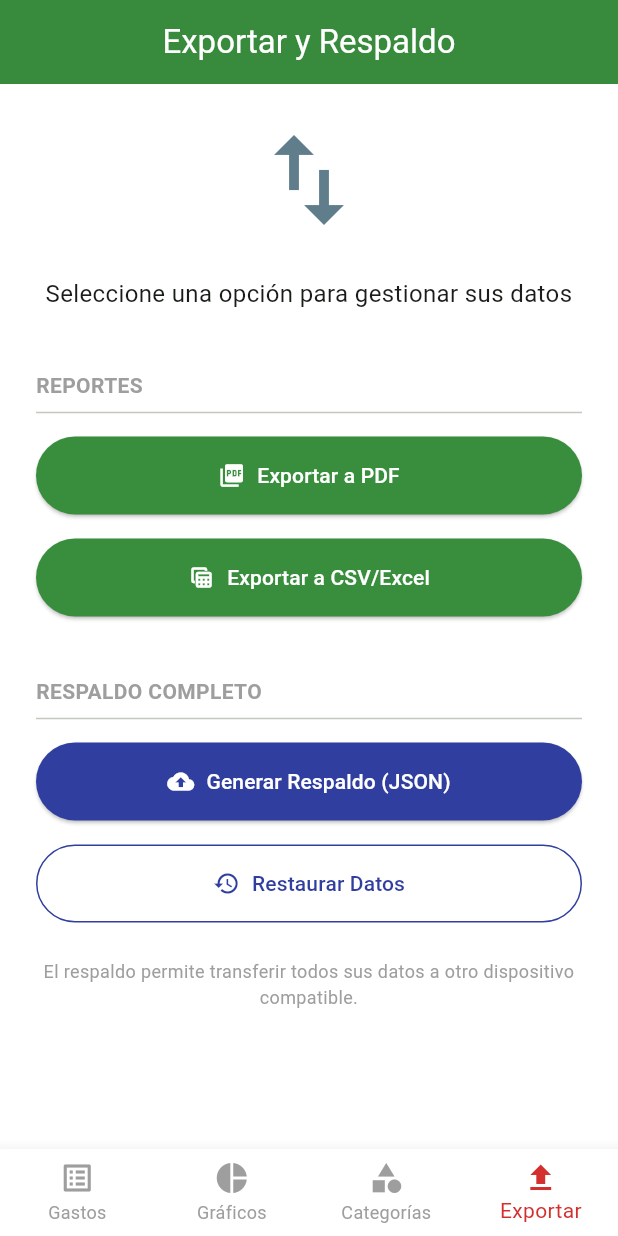
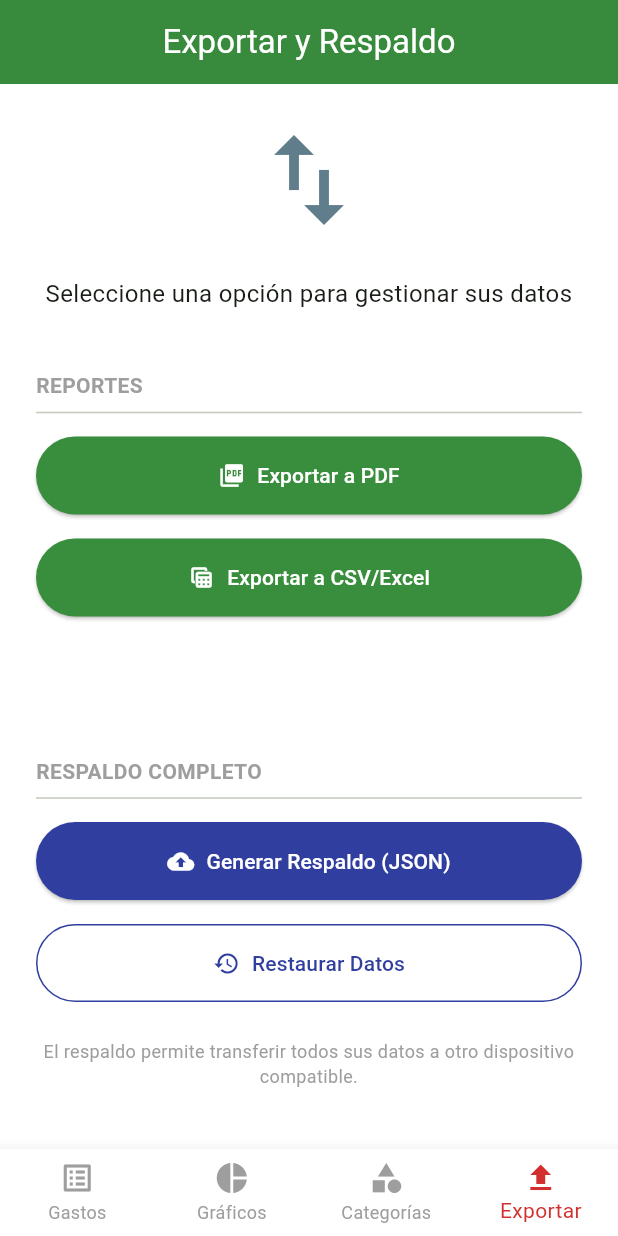
Before and after one commit to naravenar91/control-gastos-flutter, a Flutter app: the screen it shows after launch, swiped to page 4, on a phone screen of 412 x 824 dp. Run offline on Flutter 3.47's test engine with Material 3 defaults, Android fonts, the phone set to English and light mode, and no system bars; our stand-ins replace drift, equatable, file_picker, fl_chart, flutter_bloc, share_plus and 1 more; accounts and stored records are empty; generated files the repository leaves out were written again.

Commit message:
Version 1.2

```diff
--- a/lib/presentation/pages/export_page.dart
+++ b/lib/presentation/pages/export_page.dart
@@ -89,7 +89,14 @@ class ExportPage extends StatelessWidget {
         title: const Text('Exportar y Respaldo'),
         centerTitle: true,
       ),
-      body: SingleChildScrollView(
+      body: LayoutBuilder(
+        builder: (context, constraints) {
+          return SingleChildScrollView(
+            child: ConstrainedBox(
+              constraints: BoxConstraints(
+                minHeight: constraints.maxHeight,
+              ),
+              child: IntrinsicHeight(
                 child: Padding(
                   padding: const EdgeInsets.all(24.0),
                   child: Column(
@@ -126,6 +133,9 @@ class ExportPage extends StatelessWidget {
                         style: ElevatedButton.styleFrom(padding: const EdgeInsets.all(16)),
                       ),
 
+                      // Espaciador para empujar la siguiente sección al fondo
+                      const Spacer(),
+
                       const SizedBox(height: 40),
 
                       // --- Sección de Respaldo ---
@@ -159,10 +169,16 @@ class ExportPage extends StatelessWidget {
                         textAlign: TextAlign.center,
                         style: TextStyle(fontSize: 12, color: Colors.grey),
                       ),
+                      // Margen inferior para no chocar con el navbar
+                      const SizedBox(height: 16),
                     ],
+                  ),
                 ),
               ),
             ),
           );
         }
+      ),
+    );
   }
+}
--- a/lib/presentation/pages/main_screen.dart
+++ b/lib/presentation/pages/main_screen.dart
@@ -84,7 +84,7 @@ class _MainScreenState extends State<MainScreen> {
                 );
               },
               icon: const Icon(Icons.add),
-              label: const Text('Nuevo Gasto'),
+              label: const Text('Nuevo Registro'),
               backgroundColor: Colors.green,
             )
           : null,
```
Lines whose indentation alone changed are shown as unchanged.
